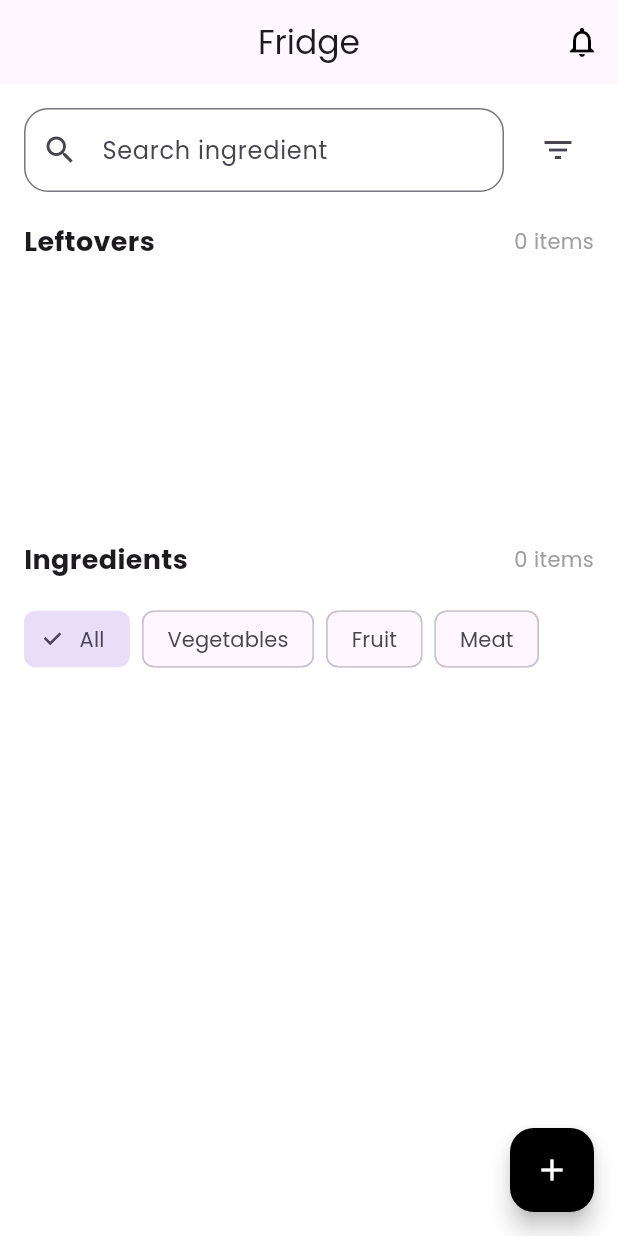
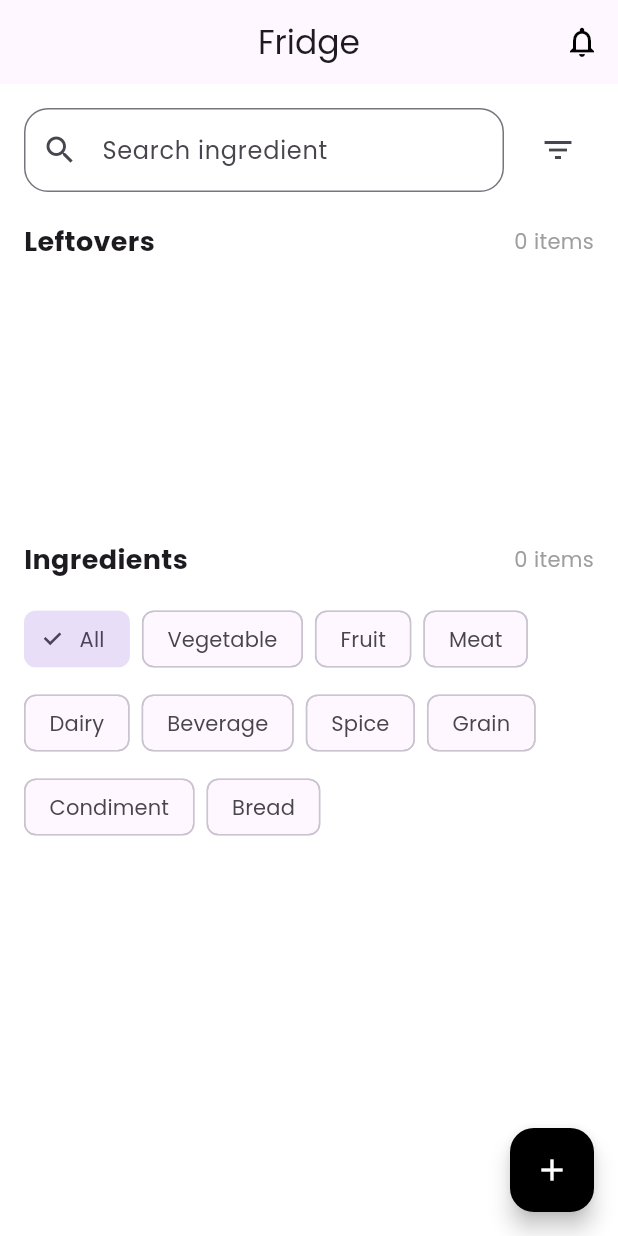
Before and after one commit to KuanJiTong/smart_virtual_refrigerator, a Flutter app: the FridgeViewBody screen opened directly, on a phone screen of 412 x 824 dp. Run offline on Flutter 3.47's test engine with Material 3 defaults, Android fonts, the phone set to English and light mode, and no system bars; our stand-ins replace camera, cloud_firestore, firebase_auth, firebase_core, flutter_dotenv, google_sign_in; missing offline and left inert: google_mlkit_barcode_scanning, google_mlkit_commons; accounts and stored records are empty.

Commit message:
Update fridge_page.dart

```diff
--- a/lib/views/fridge_page.dart
+++ b/lib/views/fridge_page.dart
@@ -19,24 +19,7 @@ class FridgePage extends StatelessWidget {
             vm.loadIngredients();
           }
 
-          if (vm.isLoading) {
-            return const Center(child: CircularProgressIndicator());
-          }
-
-          if (vm.allIngredients.isEmpty) {
-            return const Center(child: Text('No ingredients found'));
-          }
-
-          return ListView.builder(
-            itemCount: vm.allIngredients.length,
-            itemBuilder: (context, index) {
-              final item = vm.allIngredients[index];
-              return ListTile(
-                title: Text(item['name']),
-                subtitle: Text('Quantity: ${item['quantity']}'),
-              );
-            },
-          );
+          return const FridgeViewBody();
         },
       ),
     );
@@ -49,6 +32,19 @@ class FridgeViewBody extends StatelessWidget {
   @override
   Widget build(BuildContext context) {
     final vm = Provider.of<FridgeViewModel>(context);
+
+    final categories = [
+                      'All',
+                      'Vegetable',
+                      'Fruit',
+                      'Meat',
+                      'Dairy',
+                      'Beverage',
+                      'Spice',
+                      'Grain',
+                      'Condiment',
+                      'Bread'
+                    ];
 
     return Scaffold(
       backgroundColor: Colors.white,
@@ -154,10 +150,12 @@ class FridgeViewBody extends StatelessWidget {
                     ),
                     const SizedBox(height: 16),
 
+
                     // Category Filter Chips
                     Wrap(
                       spacing: 8,
-                      children: ['All', 'Vegetables', 'Fruit', 'Meat'].map((category) {
+                      runSpacing: 8,
+                      children: categories.map((category) {
                         return ChoiceChip(
                           label: Text(category),
                           selected: vm.selectedCategory == category,
@@ -309,8 +307,8 @@ class FridgeViewBody extends StatelessWidget {
         crossAxisAlignment: CrossAxisAlignment.start,
         children: [
           Center(
-            child: Image.asset(
-              imagePath,
+            child: Image.network(
+              'https://picsum.photos/seed/${name.hashCode}/100/100',
               height: 35,
               width: 35,
               fit: BoxFit.contain,
```
